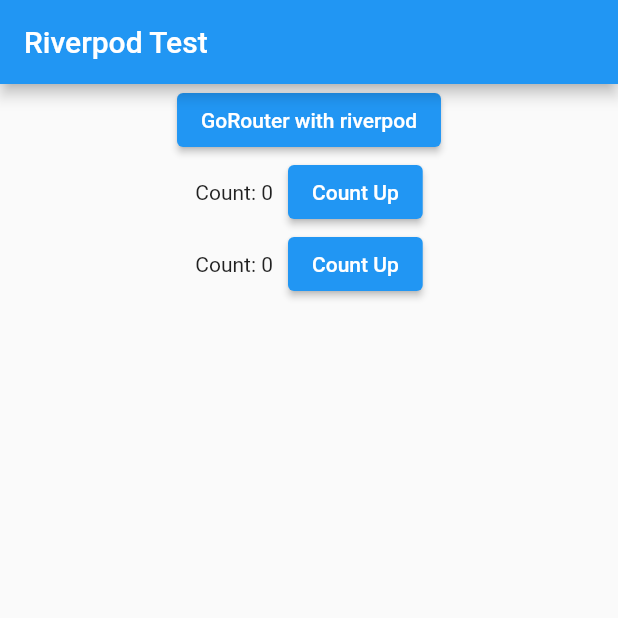
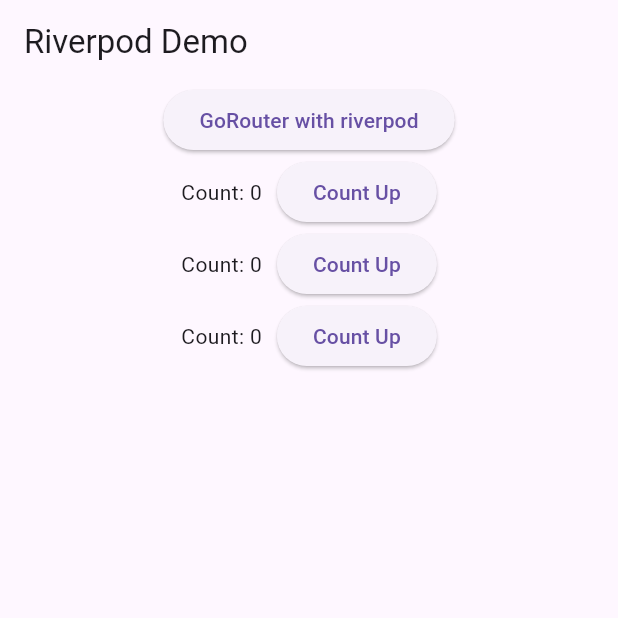
Before and after one commit to Doohyeon-Kim/riverpod-demo, a Flutter app: the screen it shows after launch, on a phone screen of 412 x 824 dp, the top half of it. Run offline on Flutter 3.47's test engine with Material 2 defaults, Android fonts, the phone set to English and light mode, and no system bars; our stand-ins replace flutter_riverpod, freezed_annotation, go_router.

```diff
--- a/lib/count_view.dart
+++ b/lib/count_view.dart
@@ -1,8 +1,8 @@
 import 'package:flutter/material.dart';
 import 'package:flutter_riverpod/flutter_riverpod.dart';
-import 'package:riverpod_test/counter.dart';
-import 'package:riverpod_test/counter_provider.dart';
-
+import 'package:riverpod_demo/models/counter.dart';
+import 'package:riverpod_demo/providers/counter_provider.dart';
+import 'package:riverpod_demo/models/counter_legacy.dart';
 
 class CountView extends ConsumerWidget {
   const CountView({Key? key}) : super(key: key);
@@ -27,14 +27,11 @@ class CountView extends ConsumerWidget {
   }
 }
 
-
-
 class CountView2 extends ConsumerWidget {
   const CountView2({Key? key}) : super(key: key);
-
   @override
   Widget build(BuildContext context, WidgetRef ref) {
-    CounterCNP counter = ref.watch(counterProvider2).counter;
+    CounterPure counter = ref.watch(counterProvider2);
     return Row(
       mainAxisAlignment: MainAxisAlignment.center,
       children: [
@@ -52,3 +49,29 @@ class CountView2 extends ConsumerWidget {
     );
   }
 }
+
+
+
+class CountView3 extends ConsumerWidget {
+  const CountView3({Key? key}) : super(key: key);
+
+  @override
+  Widget build(BuildContext context, WidgetRef ref) {
+    CounterCNP counter = ref.watch(counterProvider3).counter;
+    return Row(
+      mainAxisAlignment: MainAxisAlignment.center,
+      children: [
+        Text("Count: ${counter.count}"),
+        const SizedBox(
+          width: 10,
+        ),
+        ElevatedButton(
+          onPressed: () {
+            ref.read(counterProvider3.notifier).increment();
+          },
+          child: const Text('Count Up'),
+        ),
+      ],
+    );
+  }
+}
--- a/lib/home_screen.dart
+++ b/lib/home_screen.dart
@@ -1,6 +1,6 @@
 import 'package:flutter/material.dart';
 import 'package:go_router/go_router.dart';
-import 'package:riverpod_test/count_view.dart';
+import 'package:riverpod_demo/count_view.dart';
 
 
 class HomeScreen extends StatelessWidget {
@@ -10,7 +10,7 @@ class HomeScreen extends StatelessWidget {
   Widget build(BuildContext context) {
     return Scaffold(
       appBar: AppBar(
-        title: const Text("Riverpod Test"),
+        title: const Text("Riverpod Demo"),
       ),
       body: Center(
         child: Column(
@@ -25,6 +25,7 @@ class HomeScreen extends StatelessWidget {
             ),
             const CountView(),
             const CountView2(),
+            const CountView3(),
           ],
         ),
       ),
--- a/lib/main.dart
+++ b/lib/main.dart
@@ -16,6 +16,9 @@ class MyApp extends StatelessWidget {
   Widget build(BuildContext context) {
     return MaterialApp.router(
       routerConfig: router,
+      theme: ThemeData(
+        useMaterial3: true,
+      ),
     );
   }
 }
--- /dev/null
+++ b/lib/models/counter.dart
@@ -0,0 +1,13 @@
+import 'package:freezed_annotation/freezed_annotation.dart';
+
+part 'counter.freezed.dart';
+part 'counter.g.dart';
+
+@freezed
+class Counter with _$Counter{
+  const factory Counter({
+    required int count,
+  }) = _Counter;
+
+  factory Counter.fromJson(Map<String, Object?> json) => _$CounterFromJson(json);
+}
--- a/lib/counter.dart
+++ b/lib/models/counter_legacy.dart
@@ -1,13 +1,13 @@
 import 'package:flutter/foundation.dart';
 
 @immutable
-class Counter {
-  const Counter({required this.count});
+class CounterPure {
+  const CounterPure({required this.count});
 
   final int count;
 
-  Counter copyWith({int? count}) {
-    return Counter(count: count ?? this.count);
+  CounterPure copyWith({int? count}) {
+    return CounterPure(count: count ?? this.count);
   }
 }
 
--- a/lib/counter_provider.dart
+++ b/lib/providers/counter_provider.dart
@@ -1,7 +1,7 @@
 import 'package:flutter/cupertino.dart';
 import 'package:flutter_riverpod/flutter_riverpod.dart';
-
-import 'counter.dart';
+import 'package:riverpod_demo/models/counter.dart';
+import 'package:riverpod_demo/models/counter_legacy.dart';
 
 final counterProvider =
     StateNotifierProvider<CounterNotifier, Counter>((ref) => CounterNotifier());
@@ -14,7 +14,19 @@ class CounterNotifier extends StateNotifier<Counter> {
   }
 }
 
-final counterProvider2 = ChangeNotifierProvider<CounterChangeNotifier>(
+final counterProvider2 =
+    StateNotifierProvider<CounterPureNotifier, CounterPure>(
+        (ref) => CounterPureNotifier());
+
+class CounterPureNotifier extends StateNotifier<CounterPure> {
+  CounterPureNotifier() : super(const CounterPure(count: 0));
+
+  void increment() {
+    state = state.copyWith(count: state.count + 1);
+  }
+}
+
+final counterProvider3 = ChangeNotifierProvider<CounterChangeNotifier>(
     (ref) => CounterChangeNotifier());
 
 class CounterChangeNotifier extends ChangeNotifier {
--- a/lib/router.dart
+++ b/lib/router.dart
@@ -1,6 +1,6 @@
 import 'package:go_router/go_router.dart';
-import 'package:riverpod_test/a_screen.dart';
-import 'package:riverpod_test/home_screen.dart';
+import 'package:riverpod_demo/a_screen.dart';
+import 'package:riverpod_demo/home_screen.dart';
 
 GoRouter router = GoRouter(routes: [
   GoRoute(
```
Also changed, not shown: pubspec.yaml (+7 -3 lines), lib/models/counter.freezed.dart (added), lib/models/counter.g.dart (added), pubspec.lock, 18 other files.
